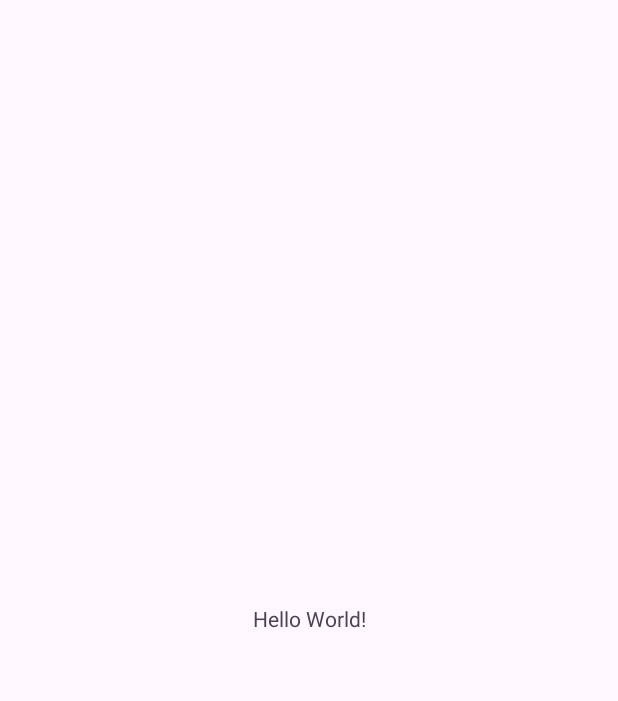
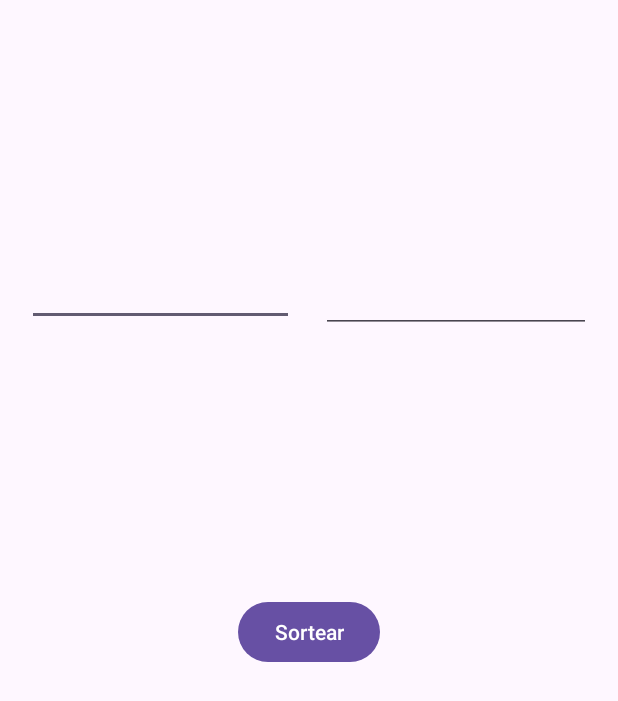
Before and after one commit to NatVansuita/PDM, an Android app: the screen it shows after launch (MainActivity), on a phone screen of 412 x 824 dp. Before the commit the part shown is almost empty. Shown: the top 701 px of the screen. Run offline under Robolectric (Android 15) with nearby library versions, the phone set to English and light mode, and no system bars.

Commit message:
primeira parte

```diff
--- a/app/src/main/res/layout/activity_main.xml
+++ b/app/src/main/res/layout/activity_main.xml
@@ -8,12 +8,47 @@
     tools:context=".MainActivity">
 
     <TextView
+        android:id="@+id/tvResultado"
         android:layout_width="wrap_content"
         android:layout_height="wrap_content"
-        android:text="Hello World!"
         app:layout_constraintBottom_toBottomOf="parent"
         app:layout_constraintEnd_toEndOf="parent"
+        app:layout_constraintHorizontal_bias="0.5"
+        app:layout_constraintStart_toStartOf="parent"
+        app:layout_constraintTop_toBottomOf="@+id/button" />
+
+    <EditText
+        android:id="@+id/edMin"
+        android:layout_width="178dp"
+        android:layout_height="37dp"
+        android:ems="10"
+        android:inputType="text"
+        app:layout_constraintBottom_toTopOf="@+id/button"
+        app:layout_constraintEnd_toStartOf="@+id/edMax"
+        app:layout_constraintHorizontal_bias="0.5"
         app:layout_constraintStart_toStartOf="parent"
         app:layout_constraintTop_toTopOf="parent" />
 
+    <EditText
+        android:id="@+id/edMax"
+        android:layout_width="180dp"
+        android:layout_height="42dp"
+        android:ems="10"
+        android:inputType="text"
+        app:layout_constraintEnd_toEndOf="parent"
+        app:layout_constraintHorizontal_bias="0.5"
+        app:layout_constraintStart_toEndOf="@+id/edMin"
+        app:layout_constraintTop_toTopOf="@+id/edMin" />
+
+    <Button
+        android:id="@+id/button"
+        android:layout_width="wrap_content"
+        android:layout_height="wrap_content"
+        android:text="Sortear"
+        app:layout_constraintBottom_toTopOf="@+id/tvResultado"
+        app:layout_constraintEnd_toEndOf="parent"
+        app:layout_constraintHorizontal_bias="0.5"
+        app:layout_constraintStart_toStartOf="parent"
+        app:layout_constraintTop_toBottomOf="@+id/edMin" />
+
 </androidx.constraintlayout.widget.ConstraintLayout>
```
